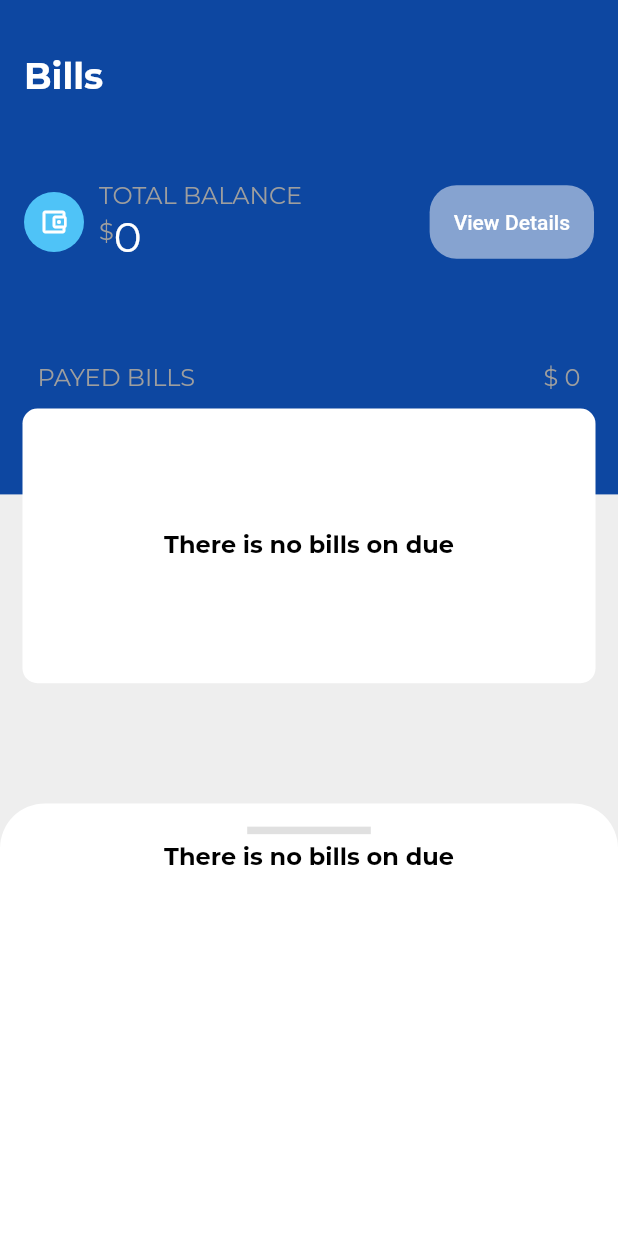
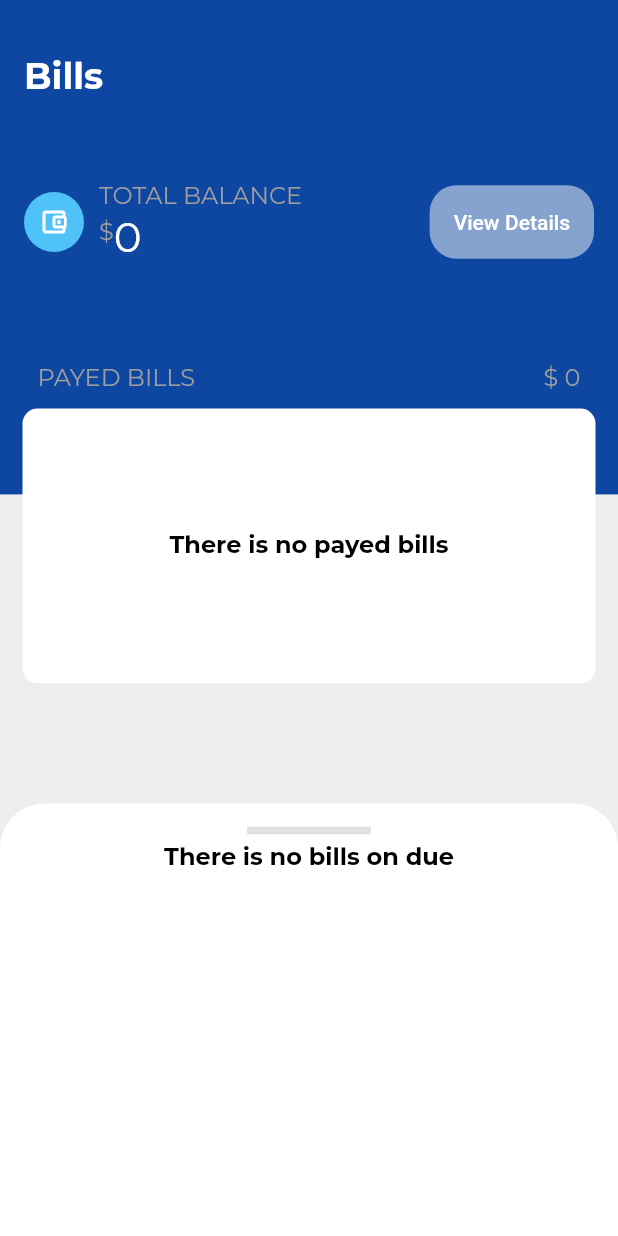
Before and after one commit to vishnucprasad/expensify_app, a Flutter app: the BillsScreen screen opened directly, on a phone screen of 412 x 824 dp. Run offline on Flutter 3.47's test engine with Material 2 defaults, Android fonts, the phone set to English and light mode, and no system bars; our stand-ins replace bloc, bubble_tab_indicator, dartz, dio, fl_chart, flutter_bloc and 7 more; missing offline and left inert: bottom_bar_page_transition; accounts and stored records are empty.

Commit message:
Some minor bugs fixed

```diff
--- a/lib/core/constants.dart
+++ b/lib/core/constants.dart
@@ -150,8 +150,8 @@ const kDangerSmallTextBold = TextStyle(
   fontWeight: FontWeight.bold,
 );
 
-// const kBaseUrl = 'http://10.0.2.2:3000/api';
-const kBaseUrl = 'http://172.16.4.134:3000/api';
+// const kBaseUrl = 'http://10.0.2.2:3000/api/v1';
+const kBaseUrl = 'http://172.16.4.134:3000/api/v1';
 
 const kTokenKey = 'authtoken';
 
--- a/lib/presentation/bills/widgets/payed_bills_widget.dart
+++ b/lib/presentation/bills/widgets/payed_bills_widget.dart
@@ -46,7 +46,7 @@ class PayedBillsWidget extends StatelessWidget {
                     ),
                     child: const Center(
                       child: Text(
-                        "There is no bills on due",
+                        "There is no payed bills",
                         style: kBlackSmallTextBold,
                       ),
                     ),
```
